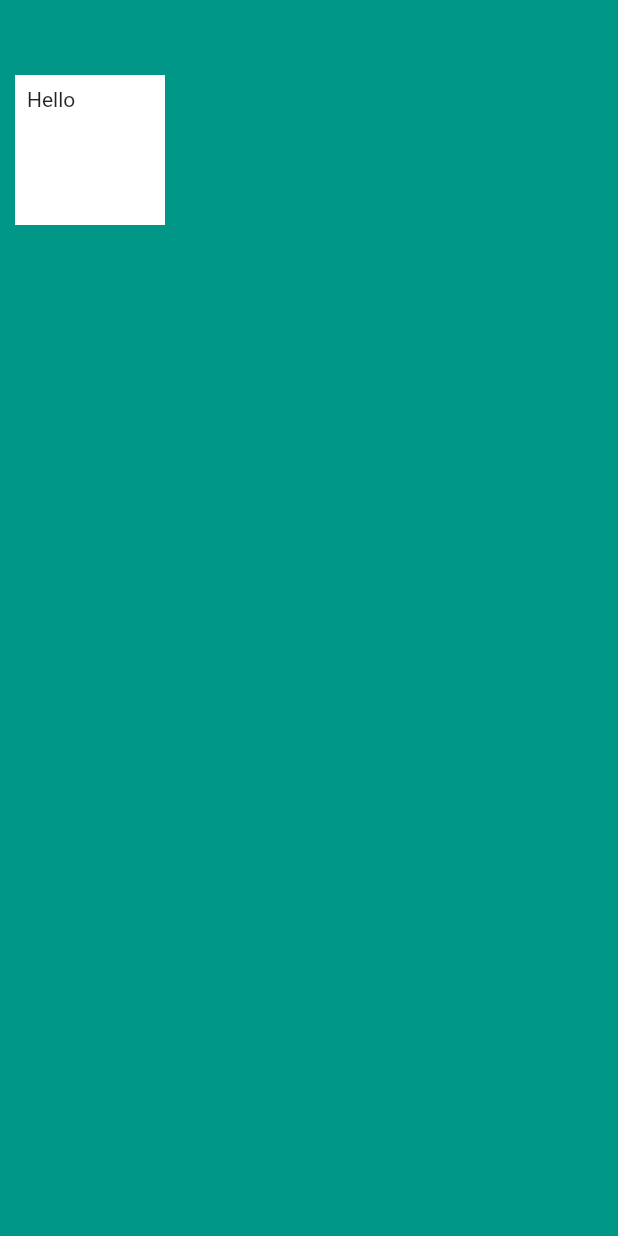
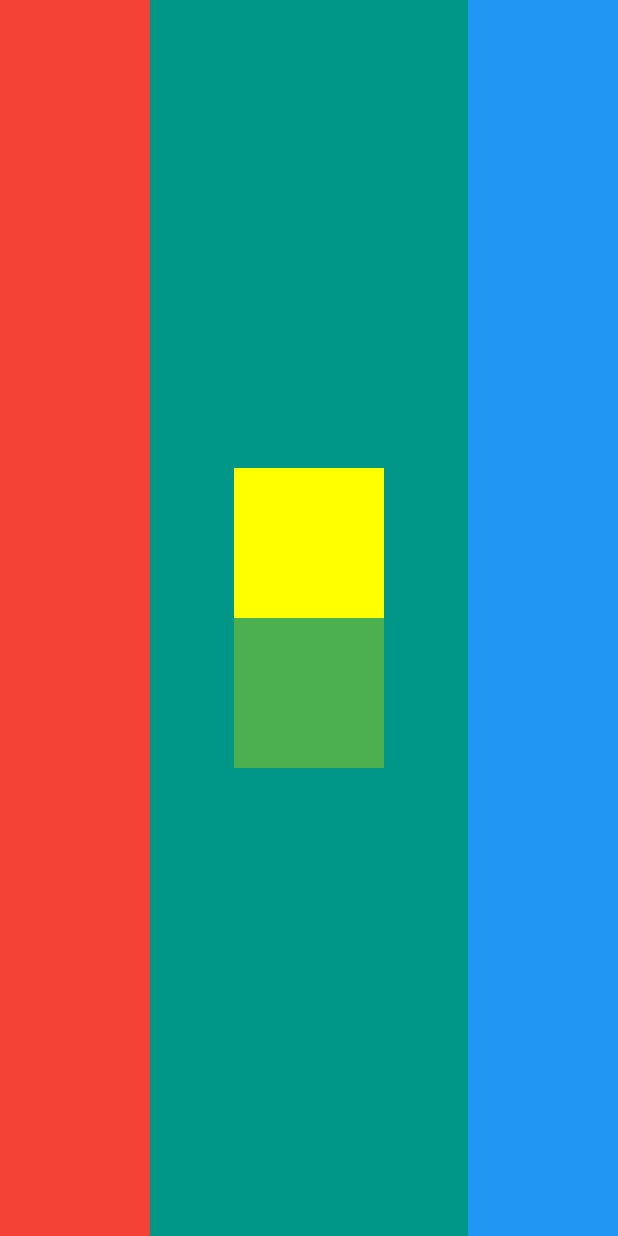
Before and after one commit to seidlmatus/flutter_apps, a Flutter app: the screen it shows after launch, on a phone screen of 412 x 824 dp. Run offline on Flutter 3.47's test engine with Material 2 defaults, Android fonts, the phone set to English and light mode, and no system bars.

Commit message:
Challange with LAYOUT

```diff
--- a/lib/main.dart
+++ b/lib/main.dart
@@ -9,13 +9,36 @@ class MyApp extends StatelessWidget {
       home: Scaffold(
         backgroundColor: Colors.teal,
         body: SafeArea(
-          child: Container(
-            height: 100.00,
-            width: 100.00,
-            margin: EdgeInsets.symmetric(vertical: 50, horizontal: 10),
-            padding: EdgeInsets.symmetric(vertical: 8, horizontal: 8),
-            color: Colors.white,
-            child: Text('Hello'),
+          child: Row(
+            mainAxisAlignment: MainAxisAlignment.spaceBetween,
+            crossAxisAlignment: CrossAxisAlignment.stretch,
+            children: <Widget>[
+              Container(
+                height: 100.00,
+                width: 100.00,
+                color: Colors.red,
+              ),
+              Column(
+                mainAxisAlignment: MainAxisAlignment.center,
+                children: <Widget>[
+                  Container(
+                    height: 100.00,
+                    width: 100.00,
+                    color: Colors.yellowAccent,
+                  ),
+                  Container(
+                    height: 100.00,
+                    width: 100.00,
+                    color: Colors.green,
+                  ),
+                ],
+              ),
+              Container(
+                height: 100.00,
+                width: 100.00,
+                color: Colors.blue,
+              ),
+            ],
           ),
         ),
       ),
```
Also changed, not shown: 10 other files.
